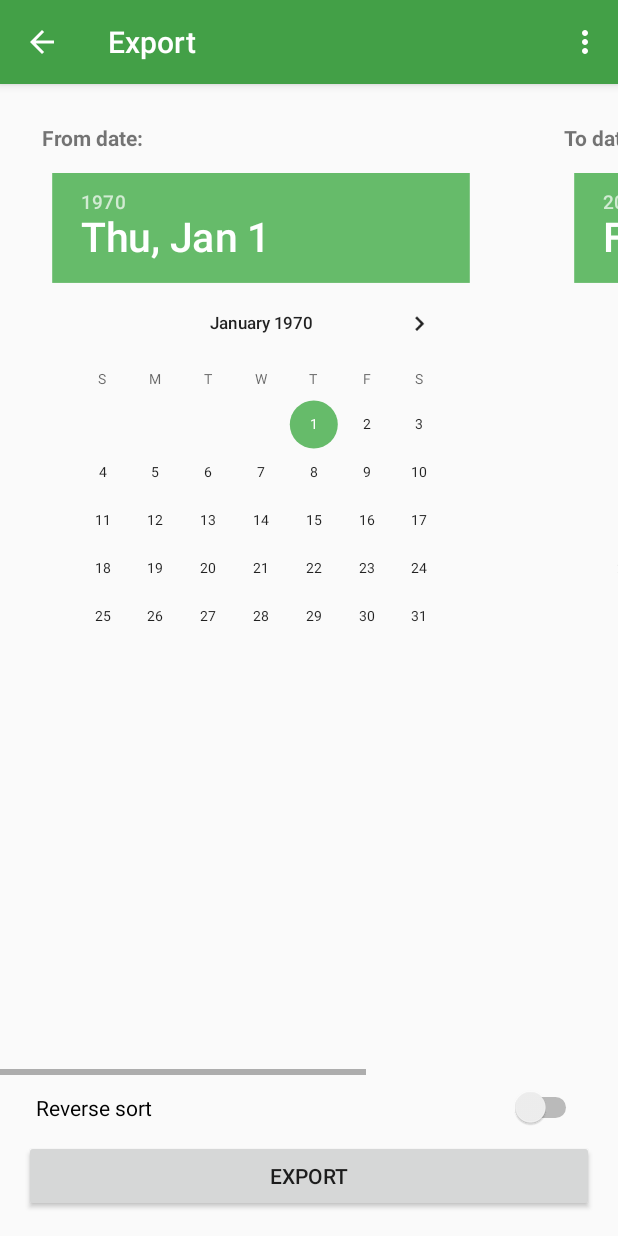
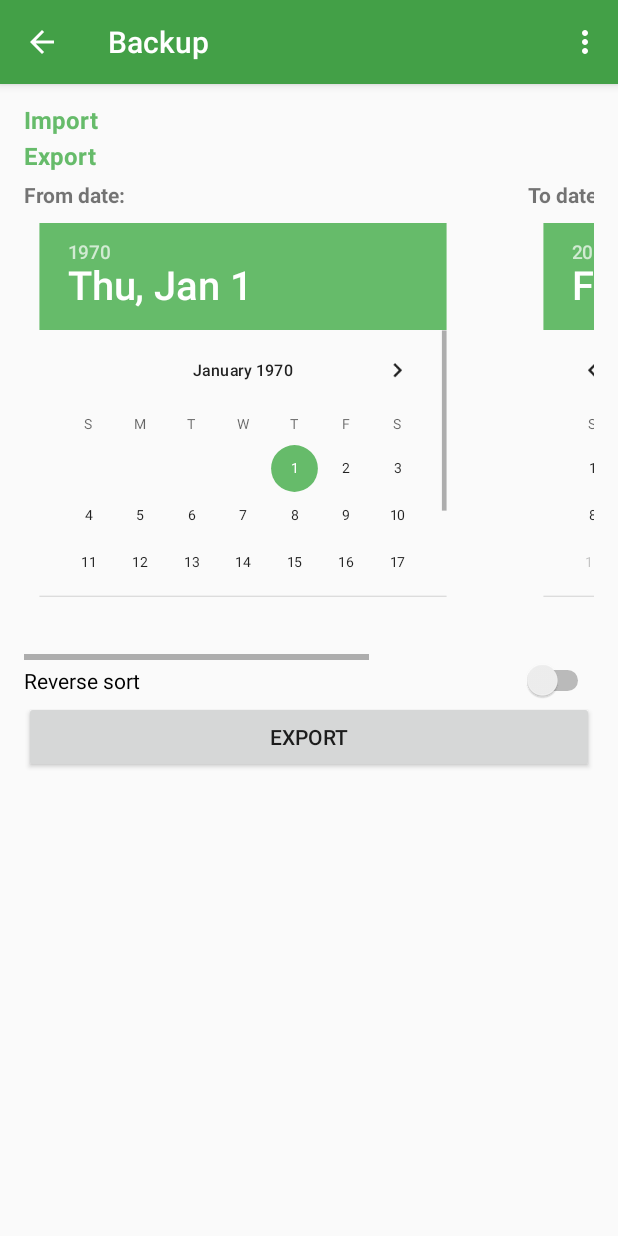
Before and after one commit to heruoxin/Clip-Stack, an Android app: the ActivityBackup screen opened directly, with no data from a screen before it, on a phone screen of 412 x 824 dp. Run offline under Robolectric (Android 15) with nearby library versions, the phone set to English and light mode, and no system bars.

Commit message:
rename ActivityExport to AcitvityBackup

```diff
--- a/app/src/main/AndroidManifest.xml
+++ b/app/src/main/AndroidManifest.xml
@@ -82,8 +82,8 @@
             </intent-filter>
         </activity>
         <activity
-            android:name=".ActivityExport"
-            android:label="@string/title_activity_activity_export"
+            android:name=".ActivityBackup"
+            android:label="@string/title_activity_backup"
             android:parentActivityName=".ActivityMain" >
             <meta-data
                 android:name="android.support.PARENT_ACTIVITY"
--- a/app/src/main/java/com/catchingnow/tinyclipboardmanager/ActivityExport.java
+++ b/app/src/main/java/com/catchingnow/tinyclipboardmanager/ActivityBackup.java
@@ -4,7 +4,6 @@ import android.content.Intent;
 import android.content.pm.PackageManager;
 import android.support.v7.app.ActionBarActivity;
 import android.os.Bundle;
-import android.util.Log;
 import android.view.Menu;
 import android.view.MenuItem;
 import android.view.View;
@@ -17,7 +16,7 @@ import java.util.Calendar;
 import java.util.Date;
 
 
-public class ActivityExport extends ActionBarActivity {
+public class ActivityBackup extends ActionBarActivity {
     private boolean isReverseSort = false;
     private Calendar dateFrom = Calendar.getInstance();
     private Calendar dateTo = Calendar.getInstance();
@@ -27,8 +26,12 @@ public class ActivityExport extends ActionBarActivity {
     @Override
     protected void onCreate(Bundle savedInstanceState) {
         super.onCreate(savedInstanceState);
+        setContentView(R.layout.activity_backup);
+        initExportView();
+    }
 
-        //installed date
+    private void initExportView() {
+        //get installed date
         dateFrom.set(2015, 2, 1);
         try {
             long installedDate = this.getPackageManager()
@@ -39,7 +42,6 @@ public class ActivityExport extends ActionBarActivity {
             e.printStackTrace();
         }
 
-        setContentView(R.layout.activity_export);
         Button buttonExport = (Button) findViewById(R.id.export_button);
         Switch switchReverseSort = (Switch) findViewById(R.id.switch_reverse_sort);
         datePickerFrom = (DatePicker) findViewById(R.id.date_picker_from);
--- a/app/src/main/java/com/catchingnow/tinyclipboardmanager/ActivityMain.java
+++ b/app/src/main/java/com/catchingnow/tinyclipboardmanager/ActivityMain.java
@@ -167,7 +167,7 @@ public class ActivityMain extends ActionBarActivity {
 //                setView(queryText);
 //                return super.onOptionsItemSelected(item);
             case R.id.action_export:
-                startActivity(new Intent(context, ActivityExport.class));
+                startActivity(new Intent(context, ActivityBackup.class));
                 return super.onOptionsItemSelected(item);
             case R.id.action_delete_all:
                 clearAll();
--- /dev/null
+++ b/app/src/main/res/layout/activity_backup.xml
@@ -0,0 +1,154 @@
+<LinearLayout xmlns:android="http://schemas.android.com/apk/res/android"
+    xmlns:tools="http://schemas.android.com/tools"
+    android:layout_width="match_parent"
+    android:layout_height="match_parent"
+    android:paddingLeft="@dimen/activity_horizontal_margin"
+    android:paddingRight="@dimen/activity_horizontal_margin"
+    android:paddingBottom="@dimen/activity_vertical_margin"
+    android:paddingTop="@dimen/activity_vertical_margin"
+    tools:context="com.catchingnow.tinyclipboardmanager.ActivityBackup"
+    android:orientation="vertical">
+
+    <ScrollView
+        android:layout_width="match_parent"
+        android:layout_height="match_parent">
+
+        <LinearLayout
+            android:orientation="vertical"
+            android:layout_width="match_parent"
+            android:layout_height="wrap_content">
+
+
+            <TextView
+                android:text="@string/action_import"
+                android:textColor="@color/accent"
+                android:textStyle="bold"
+                android:textSize="@dimen/abc_text_size_subtitle_material_toolbar"
+                android:layout_marginTop="@dimen/abc_action_bar_subtitle_top_margin_material"
+                android:layout_marginBottom="@dimen/abc_action_bar_subtitle_bottom_margin_material"
+                android:layout_width="wrap_content"
+                android:layout_height="wrap_content" />
+
+            <LinearLayout
+                android:id="@+id/backup_list"
+                android:layout_width="match_parent"
+                android:layout_height="wrap_content"
+                android:orientation="vertical">
+
+            </LinearLayout>
+
+            <TextView
+                android:text="@string/action_export"
+                android:textColor="@color/accent"
+                android:textStyle="bold"
+                android:textSize="@dimen/abc_text_size_subtitle_material_toolbar"
+                android:layout_marginTop="@dimen/abc_action_bar_subtitle_top_margin_material"
+                android:layout_marginBottom="@dimen/abc_action_bar_subtitle_bottom_margin_material"
+                android:layout_width="wrap_content"
+                android:layout_height="wrap_content" />
+
+            <LinearLayout
+                android:layout_width="match_parent"
+                android:layout_height="320dp">
+
+                <HorizontalScrollView
+                    android:layout_width="match_parent"
+                    android:layout_height="wrap_content">
+
+                    <LinearLayout
+                        android:layout_width="wrap_content"
+                        android:layout_height="wrap_content"
+                        android:orientation="horizontal">
+
+                        <LinearLayout
+                            android:orientation="vertical"
+                            android:layout_weight="1"
+                            android:layout_width="0dp"
+                            android:paddingLeft="-28dp"
+                            android:paddingRight="-6dp"
+                            android:layout_height="wrap_content">
+
+                            <TextView
+                                android:id="@+id/text_piker_from"
+                                android:textSize="@dimen/abc_text_size_body_1_material"
+                                android:textStyle="bold"
+                                android:text="@string/dialog_date_piker_from"
+                                android:layout_marginLeft="28dp"
+                                android:layout_marginBottom="-26dp"
+                                android:layout_width="wrap_content"
+                                android:layout_height="wrap_content" />
+
+                            <DatePicker
+                                android:layout_width="wrap_content"
+                                android:layout_height="0dp"
+                                android:layout_weight="1"
+                                android:layout_margin="0dp"
+                                android:padding="0dp"
+                                android:scaleY="0.78"
+                                android:scaleX="0.78"
+                                android:id="@+id/date_picker_from"
+                                android:layout_gravity="center_horizontal" />
+
+                        </LinearLayout>
+
+                        <LinearLayout
+                            android:orientation="vertical"
+                            android:layout_weight="1"
+                            android:layout_width="0dp"
+                            android:paddingLeft="-6dp"
+                            android:paddingRight="-28dp"
+                            android:layout_height="wrap_content">
+
+                            <TextView
+                                android:id="@+id/text_piker_to"
+                                android:textSize="@dimen/abc_text_size_body_1_material"
+                                android:textStyle="bold"
+                                android:text="@string/dialog_date_piker_to"
+                                android:layout_marginLeft="28dp"
+                                android:layout_marginBottom="-26dp"
+                                android:layout_width="wrap_content"
+                                android:layout_height="wrap_content" />
+
+                            <DatePicker
+                                android:layout_width="wrap_content"
+                                android:layout_height="0dp"
+                                android:layout_weight="1"
+                                android:layout_margin="0dp"
+                                android:padding="0dp"
+                                android:scaleY="0.78"
+                                android:scaleX="0.78"
+                                android:id="@+id/date_picker_to"
+                                android:layout_gravity="center_horizontal" />
+
+                        </LinearLayout>
+
+
+                    </LinearLayout>
+                </HorizontalScrollView>
+            </LinearLayout>
+
+            <LinearLayout
+                android:layout_width="match_parent"
+                android:layout_height="wrap_content"
+                android:orientation="vertical">
+
+                <Switch
+                    android:layout_width="match_parent"
+                    android:layout_height="wrap_content"
+                    android:text="@string/switch_reverse_sort"
+                    android:textSize="@dimen/abc_text_size_body_1_material"
+                    android:id="@+id/switch_reverse_sort" />
+
+                <Button
+                    android:id="@+id/export_button"
+                    android:text="@string/action_export"
+                    android:layout_width="match_parent"
+                    android:layout_height="wrap_content" />
+
+            </LinearLayout>
+
+        </LinearLayout>
+    </ScrollView>
+
+
+</LinearLayout>
--- a/app/src/main/res/layout/activity_export.xml
+++ /dev/null
@@ -1,109 +0,0 @@
-<LinearLayout xmlns:android="http://schemas.android.com/apk/res/android"
-    xmlns:tools="http://schemas.android.com/tools"
-    android:layout_width="match_parent"
-    android:layout_height="match_parent"
-    android:paddingTop="@dimen/activity_vertical_margin"
-    tools:context="com.catchingnow.tinyclipboardmanager.ActivityExport"
-    android:orientation="vertical">
-
-
-    <HorizontalScrollView
-        android:layout_width="match_parent"
-        android:layout_weight="1"
-        android:layout_height="0dp">
-
-        <LinearLayout
-            android:layout_width="wrap_content"
-            android:layout_height="wrap_content"
-            android:orientation="horizontal">
-
-            <RelativeLayout
-                android:orientation="vertical"
-                android:layout_weight="1"
-                android:layout_width="0dp"
-                android:layout_height="wrap_content">
-
-                <TextView
-                    android:id="@+id/text_piker_from"
-                    android:textSize="@dimen/abc_text_size_body_1_material"
-                    android:textStyle="bold"
-                    android:text="@string/dialog_date_piker_from"
-                    android:layout_marginTop="10dp"
-                    android:layout_marginLeft="28dp"
-                    android:layout_alignParentTop="true"
-                    android:layout_width="wrap_content"
-                    android:layout_height="wrap_content" />
-
-                <DatePicker
-                    android:layout_width="wrap_content"
-                    android:layout_height="wrap_content"
-                    android:layout_alignParentTop="true"
-                    android:layout_margin="0dp"
-                    android:padding="0dp"
-                    android:scaleY="0.8"
-                    android:scaleX="0.8"
-                    android:id="@+id/date_picker_from"
-                    android:layout_gravity="center_horizontal" />
-
-            </RelativeLayout>
-
-            <RelativeLayout
-                android:orientation="vertical"
-                android:layout_weight="1"
-                android:layout_width="0dp"
-                android:layout_height="wrap_content">
-
-                <TextView
-                    android:id="@+id/text_piker_to"
-                    android:textSize="@dimen/abc_text_size_body_1_material"
-                    android:textStyle="bold"
-                    android:text="@string/dialog_date_piker_to"
-                    android:layout_marginTop="10dp"
-                    android:layout_marginLeft="28dp"
-                    android:layout_alignParentTop="true"
-                    android:layout_width="wrap_content"
-                    android:layout_height="wrap_content" />
-
-                <DatePicker
-                    android:layout_width="wrap_content"
-                    android:layout_height="wrap_content"
-                    android:layout_alignParentTop="true"
-                    android:layout_margin="0dp"
-                    android:padding="0dp"
-                    android:scaleY="0.8"
-                    android:scaleX="0.8"
-                    android:id="@+id/date_picker_to"
-                    android:layout_gravity="center_horizontal" />
-
-            </RelativeLayout>
-
-
-        </LinearLayout>
-    </HorizontalScrollView>
-
-    <LinearLayout
-        android:paddingLeft="@dimen/activity_horizontal_margin"
-        android:paddingRight="@dimen/activity_horizontal_margin"
-        android:paddingBottom="@dimen/activity_vertical_margin"
-        android:layout_width="match_parent"
-        android:layout_height="wrap_content"
-        android:orientation="vertical">
-
-        <Switch
-            android:layout_width="match_parent"
-            android:layout_height="wrap_content"
-            android:text="@string/switch_reverse_sort"
-            android:layout_margin="8dp"
-            android:layout_marginTop="2dp"
-            android:textSize="@dimen/abc_text_size_body_1_material"
-            android:id="@+id/switch_reverse_sort" />
-
-        <Button
-            android:id="@+id/export_button"
-            android:text="@string/action_export"
-            android:layout_width="match_parent"
-            android:layout_height="wrap_content" />
-
-    </LinearLayout>
-
-</LinearLayout>
--- a/app/src/main/res/menu/menu_export.xml
+++ b/app/src/main/res/menu/menu_export.xml
@@ -1,7 +1,7 @@
 <menu xmlns:android="http://schemas.android.com/apk/res/android"
     xmlns:app="http://schemas.android.com/apk/res-auto"
     xmlns:tools="http://schemas.android.com/tools"
-    tools:context="com.catchingnow.tinyclipboardmanager.ActivityExport">
+    tools:context="com.catchingnow.tinyclipboardmanager.ActivityBackup">
     <item android:id="@+id/action_settings" android:title="@string/action_settings"
         android:orderInCategory="100" app:showAsAction="never" />
 </menu>
--- a/app/src/main/res/menu/menu_main.xml
+++ b/app/src/main/res/menu/menu_main.xml
@@ -17,7 +17,7 @@
         -->
     <item
         android:id="@+id/action_export"
-        android:title="@string/action_export"
+        android:title="@string/action_backup"
         android:icon="@drawable/ic_action_import_export"
         app:showAsAction="never" />
     <item
--- a/app/src/main/res/values/strings.xml
+++ b/app/src/main/res/values/strings.xml
@@ -58,13 +58,15 @@
     <string name="toast_undo">Undo</string>
     <string name="backup_file_name">Clipping Now Backup</string>
     <string name="action_export">Export</string>
+    <string name="action_import">Import</string>
     <string name="export_success">Export success: </string>
     <string name="export_failed">Export failed. Maybe no SD-card or it\'s full.</string>
     <string name="dialog_date_piker_from">From date:</string>
     <string name="dialog_date_piker_to">To date:</string>
     <string name="pref_notification_summary_on">Show notification.</string>
     <string name="pref_notification_summary_off">Don\'t show any notification.</string>
-    <string name="title_activity_activity_export">Export</string>
+    <string name="title_activity_backup">Backup</string>
     <string name="switch_reverse_sort">Reverse sort</string>
+    <string name="action_backup">Backup</string>
 
 </resources>
```
Also changed, not shown: 1 other file.
